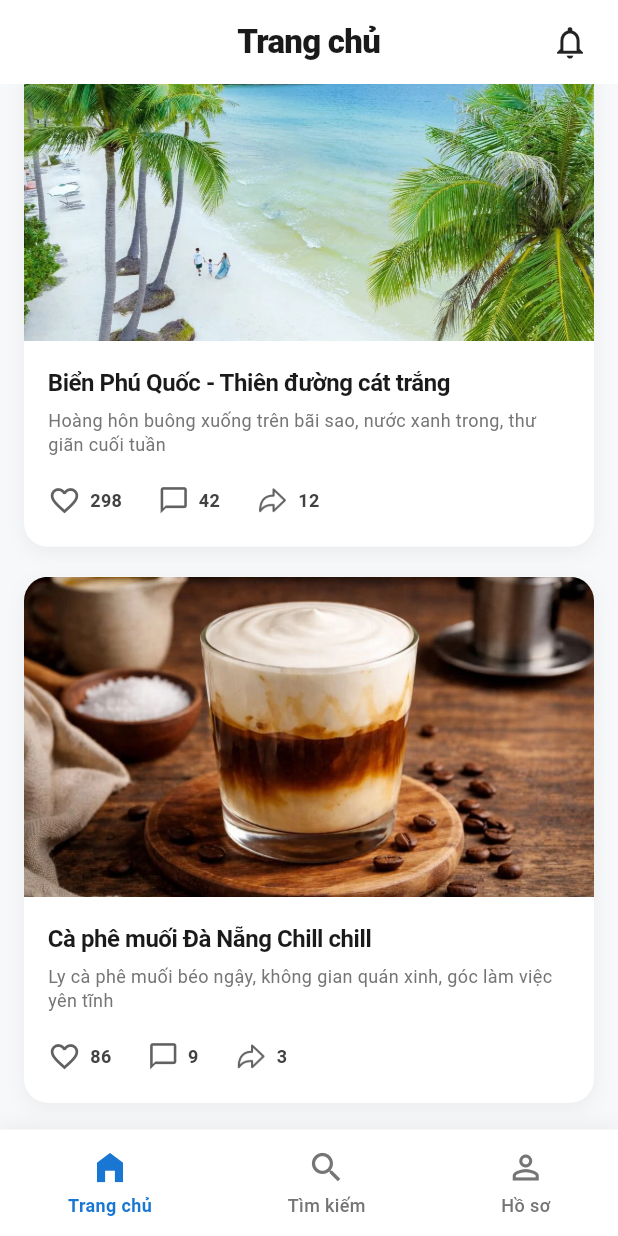
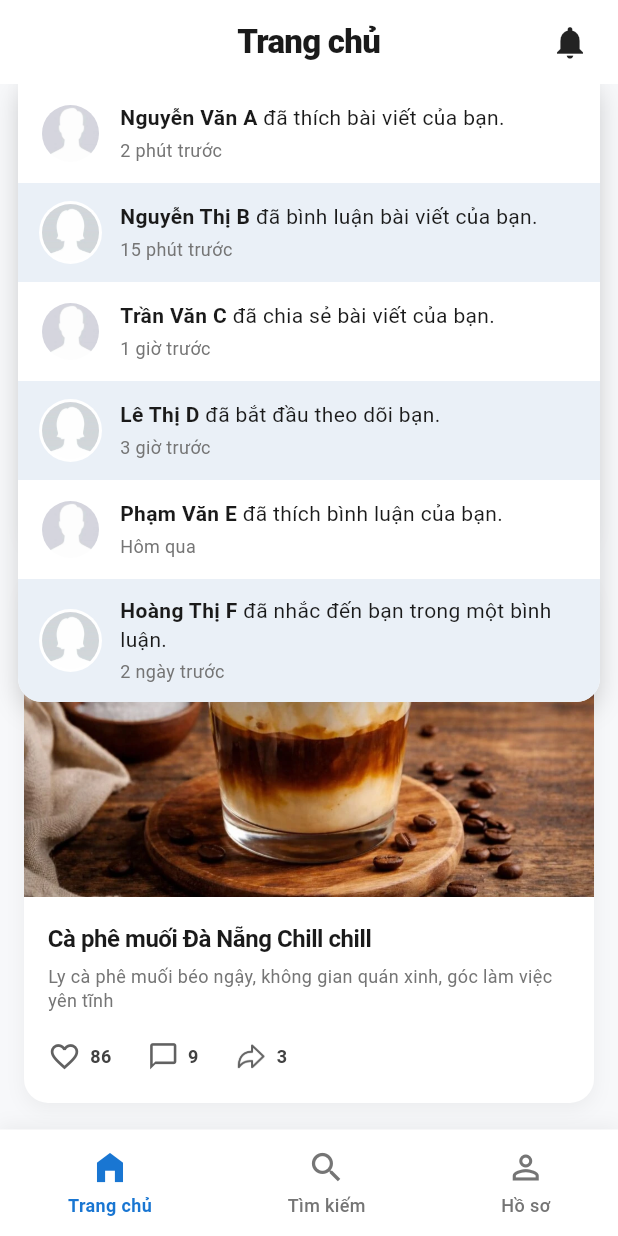
Before and after one commit to tieuhotgo/app_mxh, a Flutter app: the screen it shows after launch, scrolled down 431 dp, after a tap on the "notifications none" icon, on a phone screen of 412 x 824 dp. Run offline on Flutter 3.47's test engine with Material 3 defaults, Android fonts, the light colour scheme and no system bars.

Commit message:
notification dropdown

```diff
--- /dev/null
+++ b/lib/models/notification_model.dart
@@ -0,0 +1,15 @@
+class NotificationModel {
+  final String id;
+  final String userName;
+  final String action;
+  final String time;
+  final String avatarPath;
+
+  const NotificationModel({
+    required this.id,
+    required this.userName,
+    required this.action,
+    required this.time,
+    required this.avatarPath,
+  });
+}
--- a/lib/screens/home_screens/home_screens.dart
+++ b/lib/screens/home_screens/home_screens.dart
@@ -3,15 +3,29 @@ import 'package:flutter/material.dart';
 import '../../models/post_model.dart';
 import '../../services/mock_data_service.dart';
 import '../../widgets/bottom_bar.dart';
+import '../../widgets/notification_dropdown.dart';
 import '../../widgets/post.dart';
 
-class HomeScreen extends StatelessWidget {
+class HomeScreen extends StatefulWidget {
   final Widget? bottomNavigationBar;
 
   const HomeScreen({
     super.key,
     this.bottomNavigationBar = const BottomBar(currentIndex: 0),
   });
+
+  @override
+  State<HomeScreen> createState() => _HomeScreenState();
+}
+
+class _HomeScreenState extends State<HomeScreen> {
+  bool _showNotifications = false;
+
+  void _toggleNotifications() {
+    setState(() {
+      _showNotifications = !_showNotifications;
+    });
+  }
 
   @override
   Widget build(BuildContext context) {
@@ -35,24 +49,36 @@ class HomeScreen extends StatelessWidget {
         ),
         actions: [
           IconButton(
-            icon: const Icon(
-              Icons.notifications_none_outlined,
+            icon: Icon(
+              _showNotifications
+                  ? Icons.notifications
+                  : Icons.notifications_none_outlined,
               color: Colors.black87,
               size: 26,
             ),
-            onPressed: () {},
+            onPressed: _toggleNotifications,
           ),
           const SizedBox(width: 8),
         ],
       ),
-      body: SingleChildScrollView(
-        physics: const AlwaysScrollableScrollPhysics(),
-        padding: const EdgeInsets.symmetric(vertical: 8),
-        child: Column(
-          children: posts.map((post) => PostWidget(post: post)).toList(),
-        ),
+      body: Stack(
+        children: [
+          SingleChildScrollView(
+            physics: const AlwaysScrollableScrollPhysics(),
+            padding: const EdgeInsets.symmetric(vertical: 8),
+            child: Column(
+              children: posts.map((post) => PostWidget(post: post)).toList(),
+            ),
+          ),
+          Positioned(
+            top: 0,
+            left: 0,
+            right: 0,
+            child: NotificationDropdown(visible: _showNotifications),
+          ),
+        ],
       ),
-      bottomNavigationBar: bottomNavigationBar,
+      bottomNavigationBar: widget.bottomNavigationBar,
     );
   }
 }
--- /dev/null
+++ b/lib/services/notification_data_service.dart
@@ -0,0 +1,53 @@
+import '../models/notification_model.dart';
+
+class NotificationDataService {
+  static const String _avatarNam = 'assets/images/avt_2.webp';
+  static const String _avatarNu = 'assets/images/avt_3.webp';
+
+  static List<NotificationModel> getNotifications() {
+    return const [
+      NotificationModel(
+        id: 'n1',
+        userName: 'Nguyễn Văn A',
+        action: 'đã thích bài viết của bạn.',
+        time: '2 phút trước',
+        avatarPath: _avatarNam,
+      ),
+      NotificationModel(
+        id: 'n2',
+        userName: 'Nguyễn Thị B',
+        action: 'đã bình luận bài viết của bạn.',
+        time: '15 phút trước',
+        avatarPath: _avatarNu,
+      ),
+      NotificationModel(
+        id: 'n3',
+        userName: 'Trần Văn C',
+        action: 'đã chia sẻ bài viết của bạn.',
+        time: '1 giờ trước',
+        avatarPath: _avatarNam,
+      ),
+      NotificationModel(
+        id: 'n4',
+        userName: 'Lê Thị D',
+        action: 'đã bắt đầu theo dõi bạn.',
+        time: '3 giờ trước',
+        avatarPath: _avatarNu,
+      ),
+      NotificationModel(
+        id: 'n5',
+        userName: 'Phạm Văn E',
+        action: 'đã thích bình luận của bạn.',
+        time: 'Hôm qua',
+        avatarPath: _avatarNam,
+      ),
+      NotificationModel(
+        id: 'n6',
+        userName: 'Hoàng Thị F',
+        action: 'đã nhắc đến bạn trong một bình luận.',
+        time: '2 ngày trước',
+        avatarPath: _avatarNu,
+      ),
+    ];
+  }
+}
--- /dev/null
+++ b/lib/widgets/notification_dropdown.dart
@@ -0,0 +1,117 @@
+import 'package:flutter/material.dart';
+
+import '../models/notification_model.dart';
+import '../services/notification_data_service.dart';
+import 'avatar.dart';
+
+class NotificationDropdown extends StatelessWidget {
+  final bool visible;
+
+  const NotificationDropdown({super.key, required this.visible});
+
+  @override
+  Widget build(BuildContext context) {
+    return AnimatedSize(
+      duration: const Duration(milliseconds: 280),
+      curve: Curves.easeOutCubic,
+      alignment: Alignment.topCenter,
+      child: visible
+          ? _buildPanel(context)
+          : const SizedBox(width: double.infinity),
+    );
+  }
+
+  Widget _buildPanel(BuildContext context) {
+    final List<NotificationModel> notifications =
+        NotificationDataService.getNotifications();
+    final double maxHeight = MediaQuery.of(context).size.height * 0.6;
+    const BorderRadius radius = BorderRadius.vertical(
+      bottom: Radius.circular(16),
+    );
+
+    return Padding(
+      padding: const EdgeInsets.fromLTRB(12, 0, 12, 18),
+      child: Container(
+        decoration: BoxDecoration(
+          color: Colors.white,
+          borderRadius: radius,
+          boxShadow: [
+            BoxShadow(
+              color: Colors.black.withValues(alpha: 0.15),
+              blurRadius: 14,
+              offset: const Offset(0, 6),
+            ),
+          ],
+        ),
+        child: ClipRRect(
+          borderRadius: radius,
+          child: ConstrainedBox(
+            constraints: BoxConstraints(maxHeight: maxHeight),
+            child: SingleChildScrollView(
+              child: Column(
+                children: [
+                  for (int i = 0; i < notifications.length; i++)
+                    _buildItem(notifications[i], i),
+                ],
+              ),
+            ),
+          ),
+        ),
+      ),
+    );
+  }
+
+  Widget _buildItem(NotificationModel item, int index) {
+    final Color background = index.isEven
+        ? Colors.white
+        : const Color(0xFFEAF0F7);
+
+    return Material(
+      color: background,
+      child: InkWell(
+        onTap: () {},
+        child: Padding(
+          padding: const EdgeInsets.symmetric(horizontal: 14, vertical: 12),
+          child: Row(
+            crossAxisAlignment: CrossAxisAlignment.center,
+            children: [
+              AvatarWidget(imagePath: item.avatarPath, size: 42),
+              const SizedBox(width: 12),
+              Expanded(
+                child: Column(
+                  crossAxisAlignment: CrossAxisAlignment.start,
+                  children: [
+                    Text.rich(
+                      TextSpan(
+                        children: [
+                          TextSpan(
+                            text: item.userName,
+                            style: const TextStyle(fontWeight: FontWeight.w700),
+                          ),
+                          TextSpan(text: ' ${item.action}'),
+                        ],
+                      ),
+                      style: const TextStyle(
+                        fontSize: 14,
+                        height: 1.35,
+                        color: Color(0xFF1A1A1A),
+                      ),
+                    ),
+                    const SizedBox(height: 3),
+                    Text(
+                      item.time,
+                      style: TextStyle(
+                        fontSize: 12,
+                        color: Colors.grey.shade600,
+                      ),
+                    ),
+                  ],
+                ),
+              ),
+            ],
+          ),
+        ),
+      ),
+    );
+  }
+}
```
